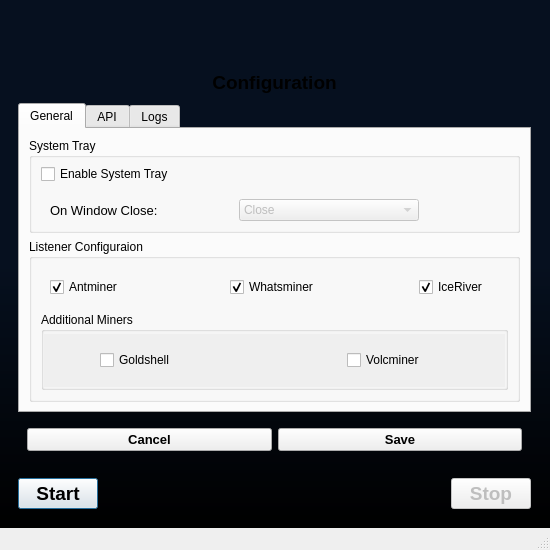
Qt form src/ui/forms/mainwindow.ui (bitcap-co/bitcap-ipr) before a commit.
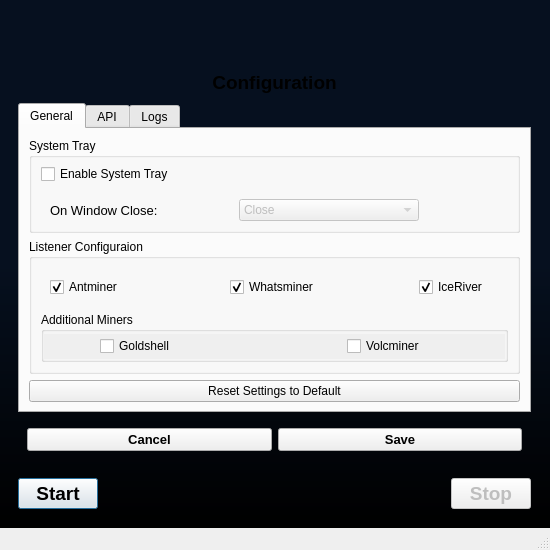
The same form after that commit. The open tabs and pages were chosen to show the change.

Commit message: add reset configuration button

What changed in the file:
```diff
--- a/src/ui/forms/mainwindow.ui
+++ b/src/ui/forms/mainwindow.ui
@@ -625,8 +625,8 @@
                             <rect>
                              <x>0</x>
                              <y>0</y>
-                             <width>461</width>
-                             <height>36</height>
+                             <width>447</width>
+                             <height>22</height>
                             </rect>
                            </property>
                            <layout class="QVBoxLayout" name="verticalLayout_14">
@@ -702,6 +702,13 @@
                     </layout>
                    </widget>
                   </item>
+                  <item>
+                   <widget class="QPushButton" name="actionIPRResetConfig">
+                    <property name="text">
+                     <string>Reset Settings to Default</string>
+                    </property>
+                   </widget>
+                  </item>
                   <item>
                    <spacer name="verticalSpacer_3">
                     <property name="orientation">
```
Left out of the diff: 3 changed lines with no effect on the pictures. The commit also changes 2 other files.
